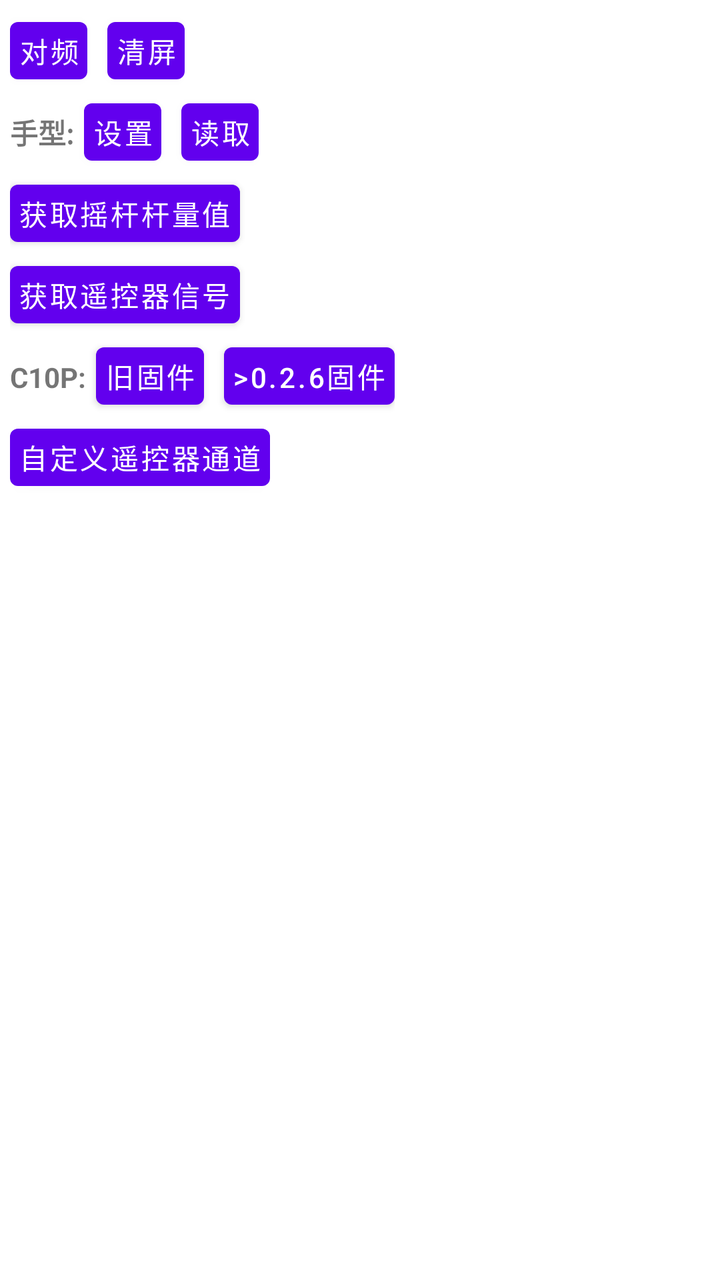
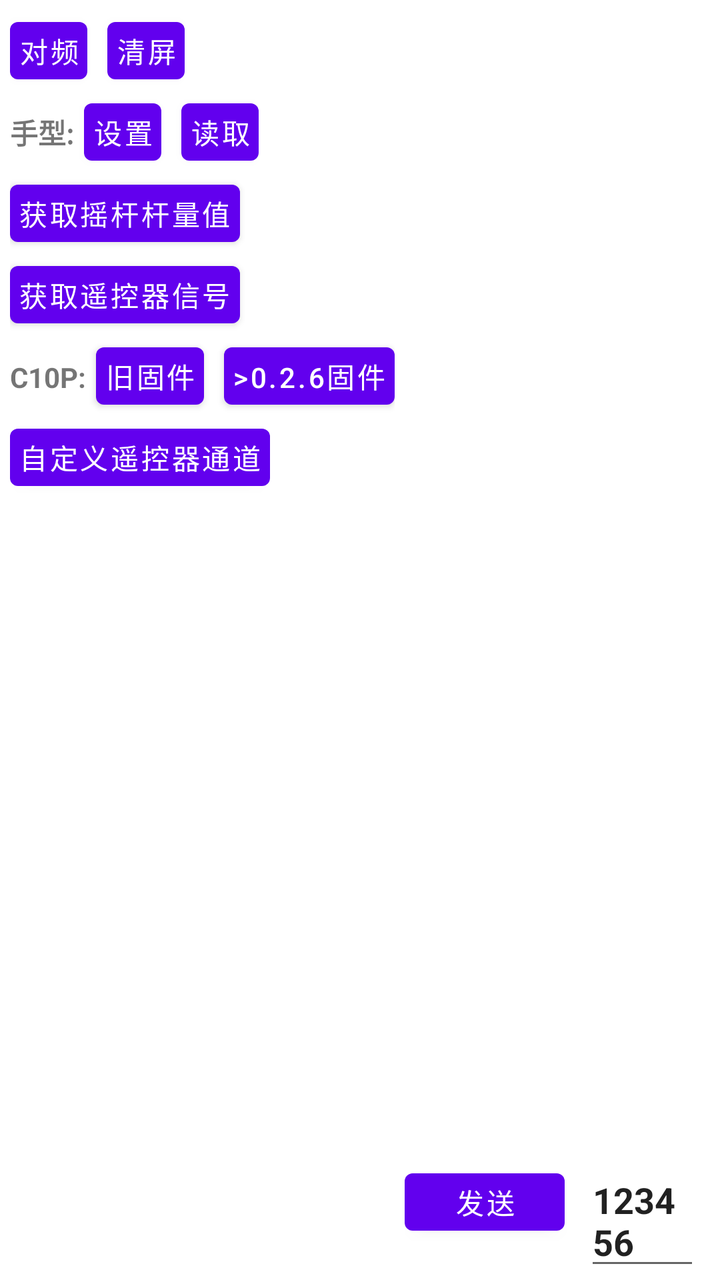

Compare the two renders of this Android layout. The source of the first and the diff that turns it into the second are given below.
<!-- AndroidManifest.xml: application theme Theme.RCSDK_Demo -->
<!-- res/layout/activity_home.xml -->
<?xml version="1.0" encoding="utf-8"?>
<LinearLayout xmlns:android="http://schemas.android.com/apk/res/android"
    android:layout_width="match_parent"
    android:layout_height="match_parent"
    android:orientation="horizontal">

    <ScrollView
        android:layout_width="wrap_content"
        android:layout_height="match_parent">

        <LinearLayout
            android:layout_width="wrap_content"
            android:layout_height="wrap_content"
            android:orientation="vertical"
            android:padding="5dp">

            <LinearLayout
                android:layout_width="wrap_content"
                android:layout_height="wrap_content"
                android:orientation="horizontal">

                <Button
                    android:id="@+id/btn_pairing"
                    style="@style/smallButton"
                    android:layout_marginEnd="10dp"
                    android:text="对频" />

                <Button
                    android:id="@+id/btn_clear"
                    style="@style/smallButton"
                    android:text="清屏" />

            </LinearLayout>

            <LinearLayout
                android:layout_width="wrap_content"
                android:layout_height="wrap_content"
                android:gravity="center_vertical"
                android:orientation="horizontal">

                <TextView
                    android:layout_width="wrap_content"
                    android:layout_height="wrap_content"
                    android:layout_marginEnd="5dp"
                    android:text="手型:"
                    android:textStyle="bold" />

                <Button
                    android:id="@+id/btn_set_control_mode"
                    style="@style/smallButton"
                    android:layout_marginEnd="10dp"
                    android:text="设置" />

                <Button
                    android:id="@+id/btn_get_control_mode"
                    style="@style/smallButton"
                    android:text="读取" />
            </LinearLayout>

            <Button
                android:id="@+id/btn_get_channels"
                style="@style/smallButton"
                android:text="获取摇杆杆量值" />

            <Button
                android:id="@+id/btn_get_signal"
                style="@style/smallButton"
                android:text="获取遥控器信号" />

            <LinearLayout
                android:layout_width="wrap_content"
                android:layout_height="wrap_content"
                android:orientation="horizontal">

                <TextView
                    android:layout_width="wrap_content"
                    android:layout_height="wrap_content"
                    android:layout_marginEnd="5dp"
                    android:text="C10P:"
                    android:textStyle="bold" />

                <Button
                    android:id="@+id/btn_akey"
                    style="@style/smallButton"
                    android:layout_marginEnd="10dp"
                    android:text="旧固件" />

                <Button
                    android:id="@+id/btn_akey_027"
                    style="@style/smallButton"
                    android:text=">0.2.6固件" />
            </LinearLayout>

            <Button
                android:id="@+id/btn_rc_buttons"
                style="@style/smallButton"
                android:text="自定义遥控器通道" />
        </LinearLayout>
    </ScrollView>

    <TextView
        android:id="@+id/tv_info"
        android:layout_width="0dp"
        android:layout_height="wrap_content"
        android:layout_margin="16dp"
        android:layout_weight="1" />
</LinearLayout>
<!-- resources referenced by this layout -->
<resources>
  <style name="smallButton">
          <item name="android:layout_width">wrap_content</item>
          <item name="android:layout_height">wrap_content</item>
          <item name="android:minHeight">0dp</item>
          <item name="android:minWidth">0dp</item>
          <item name="android:padding">4dp</item>
      </style>
  <style name="Theme.RCSDK_Demo" parent="Theme.MaterialComponents.DayNight.DarkActionBar">
          
          <item name="colorPrimary">@color/purple_500</item>
          <item name="colorPrimaryVariant">@color/purple_700</item>
          <item name="colorOnPrimary">@color/white</item>
          
          <item name="colorSecondary">@color/teal_200</item>
          <item name="colorSecondaryVariant">@color/teal_700</item>
          <item name="colorOnSecondary">@color/black</item>
          
          <item name="android:statusBarColor" tools:targetApi="l">?attr/colorPrimaryVariant</item>
          
      </style>
  <color name="purple_500">#FF6200EE</color>
  <color name="purple_700">#FF3700B3</color>
  <color name="white">#FFFFFFFF</color>
  <color name="teal_200">#FF03DAC5</color>
  <color name="teal_700">#FF018786</color>
  <color name="black">#FF000000</color>
</resources>

<!-- the commit's change to res/layout/activity_home.xml (unified diff, before → after) -->
@@ -98,10 +98,40 @@
         </LinearLayout>
     </ScrollView>
 
-    <TextView
-        android:id="@+id/tv_info"
+    <LinearLayout
         android:layout_width="0dp"
-        android:layout_height="wrap_content"
-        android:layout_margin="16dp"
-        android:layout_weight="1" />
+        android:layout_height="match_parent"
+        android:layout_weight="1"
+        android:orientation="vertical">
+
+        <TextView
+            android:id="@+id/tv_info"
+            android:layout_width="wrap_content"
+            android:layout_height="0dp"
+            android:layout_margin="16dp"
+            android:layout_weight="1" />
+
+
+        <LinearLayout
+            android:layout_width="match_parent"
+            android:layout_height="wrap_content"
+            android:orientation="horizontal">
+
+            <Button
+                android:id="@+id/btn_send"
+                style="@style/smallButton"
+                android:minWidth="80dp"
+                android:text="发送" />
+
+            <EditText
+                android:id="@+id/et_data"
+                android:layout_width="match_parent"
+                android:layout_height="wrap_content"
+                android:layout_marginLeft="10dp"
+                android:layout_marginRight="10dp"
+                android:text="123456"
+                android:textStyle="bold" />
+        </LinearLayout>
+    </LinearLayout>
+
 </LinearLayout>
